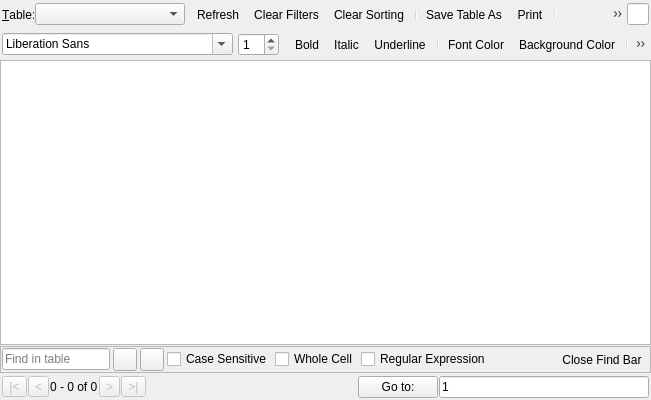
First picture: the form in src/TableBrowser.ui, repository sqlitebrowser/sqlitebrowser, before the edit.
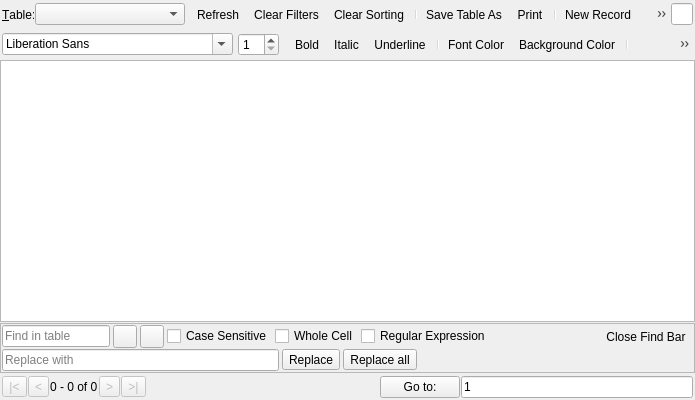
Second picture: the form after the edit. Icons and pictures are not drawn. Custom widgets are drawn as their Qt base class.

Commit message:
Add replace bar to Browse Data tab
This adds a replace bar to the already existing find bar in the Browse
Data tab. It allows the user to replace the matching text in a cell by
some other text.

See issue #1608.

Patch:
```diff
--- a/src/TableBrowser.ui
+++ b/src/TableBrowser.ui
@@ -6,7 +6,7 @@
    <rect>
     <x>0</x>
     <y>0</y>
-    <width>651</width>
+    <width>695</width>
     <height>400</height>
    </rect>
   </property>
@@ -86,6 +86,7 @@
        <addaction name="separator"/>
        <addaction name="actionToggleFormatToolbar"/>
        <addaction name="actionFind"/>
+       <addaction name="actionReplace"/>
       </widget>
      </item>
      <item>
@@ -200,7 +201,7 @@
      <property name="maximumSize">
       <size>
        <width>16777215</width>
-       <height>31</height>
+       <height>62</height>
       </size>
      </property>
      <property name="frameShape">
@@ -209,7 +210,10 @@
      <property name="frameShadow">
       <enum>QFrame::Raised</enum>
      </property>
-     <layout class="QGridLayout">
+     <layout class="QVBoxLayout">
+      <property name="spacing">
+       <number>1</number>
+      </property>
       <property name="leftMargin">
        <number>1</number>
       </property>
@@ -222,27 +226,41 @@
       <property name="bottomMargin">
        <number>1</number>
       </property>
+      <item>
+       <widget class="QWidget" name="widgetFind" native="true">
+        <layout class="QHBoxLayout" name="layoutFind">
       <property name="spacing">
        <number>3</number>
       </property>
-      <item row="0" column="2">
-       <widget class="QToolButton" name="buttonFindNext">
-        <property name="toolTip">
-         <string>Find next match [Enter, F3]</string>
+         <property name="leftMargin">
+          <number>0</number>
+         </property>
+         <property name="topMargin">
+          <number>0</number>
+         </property>
+         <property name="rightMargin">
+          <number>0</number>
+         </property>
+         <property name="bottomMargin">
+          <number>0</number>
+         </property>
+         <item>
+          <widget class="QLineEdit" name="editFindExpression">
+           <property name="contextMenuPolicy">
+            <enum>Qt::DefaultContextMenu</enum>
         </property>
         <property name="whatsThis">
-         <string>Find next match with wrapping</string>
-        </property>
-        <property name="icon">
-         <iconset resource="icons/icons.qrc">
-          <normaloff>:/icons/down</normaloff>:/icons/down</iconset>
-        </property>
-        <property name="shortcut">
-         <string>F3</string>
+            <string>Text pattern to find considering the checks in this frame</string>
+           </property>
+           <property name="placeholderText">
+            <string>Find in table</string>
+           </property>
+           <property name="clearButtonEnabled">
+            <bool>true</bool>
         </property>
        </widget>
       </item>
-      <item row="0" column="1">
+         <item>
        <widget class="QToolButton" name="buttonFindPrevious">
         <property name="toolTip">
          <string>Find previous match [Shift+F3]</string>
@@ -259,7 +277,44 @@
         </property>
        </widget>
       </item>
-      <item row="0" column="5">
+         <item>
+          <widget class="QToolButton" name="buttonFindNext">
+           <property name="toolTip">
+            <string>Find next match [Enter, F3]</string>
+           </property>
+           <property name="whatsThis">
+            <string>Find next match with wrapping</string>
+           </property>
+           <property name="icon">
+            <iconset resource="icons/icons.qrc">
+             <normaloff>:/icons/down</normaloff>:/icons/down</iconset>
+           </property>
+           <property name="shortcut">
+            <string>F3</string>
+           </property>
+          </widget>
+         </item>
+         <item>
+          <widget class="QCheckBox" name="checkFindCaseSensitive">
+           <property name="whatsThis">
+            <string>The found pattern must match in letter case</string>
+           </property>
+           <property name="text">
+            <string>Case Sensitive</string>
+           </property>
+          </widget>
+         </item>
+         <item>
+          <widget class="QCheckBox" name="checkFindWholeCell">
+           <property name="whatsThis">
+            <string>The found pattern must be a whole word</string>
+           </property>
+           <property name="text">
+            <string>Whole Cell</string>
+           </property>
+          </widget>
+         </item>
+         <item>
        <widget class="QCheckBox" name="checkFindRegEx">
         <property name="toolTip">
          <string>Interpret search pattern as a regular expression</string>
@@ -272,33 +327,20 @@
         </property>
        </widget>
       </item>
-      <item row="0" column="4">
-       <widget class="QCheckBox" name="checkFindWholeCell">
-        <property name="whatsThis">
-         <string>The found pattern must be a whole word</string>
-        </property>
-        <property name="text">
-         <string>Whole Cell</string>
-        </property>
-       </widget>
-      </item>
-      <item row="0" column="0">
-       <widget class="QLineEdit" name="editFindExpression">
-        <property name="contextMenuPolicy">
-         <enum>Qt::DefaultContextMenu</enum>
-        </property>
-        <property name="whatsThis">
-         <string>Text pattern to find considering the checks in this frame</string>
-        </property>
-        <property name="placeholderText">
-         <string>Find in table</string>
-        </property>
-        <property name="clearButtonEnabled">
-         <bool>true</bool>
-        </property>
-       </widget>
-      </item>
-      <item row="0" column="8">
+         <item>
+          <spacer name="horizontalSpacer_1">
+           <property name="orientation">
+            <enum>Qt::Horizontal</enum>
+           </property>
+           <property name="sizeHint" stdset="0">
+            <size>
+             <width>40</width>
+             <height>20</height>
+            </size>
+           </property>
+          </spacer>
+         </item>
+         <item>
        <widget class="QToolButton" name="buttonFindClose">
         <property name="toolTip">
          <string>Close Find Bar</string>
@@ -315,8 +357,65 @@
         </property>
        </widget>
       </item>
-      <item row="0" column="6">
-       <spacer name="horizontalSpacer_1">
+        </layout>
+       </widget>
+      </item>
+      <item>
+       <widget class="QWidget" name="widgetReplace" native="true">
+        <layout class="QHBoxLayout" name="layoutReplace">
+         <property name="spacing">
+          <number>3</number>
+         </property>
+         <property name="leftMargin">
+          <number>0</number>
+         </property>
+         <property name="topMargin">
+          <number>0</number>
+         </property>
+         <property name="rightMargin">
+          <number>0</number>
+         </property>
+         <property name="bottomMargin">
+          <number>0</number>
+         </property>
+         <item>
+          <widget class="QLineEdit" name="editReplaceExpression">
+           <property name="contextMenuPolicy">
+            <enum>Qt::DefaultContextMenu</enum>
+           </property>
+           <property name="whatsThis">
+            <string>Text to replace with</string>
+           </property>
+           <property name="placeholderText">
+            <string>Replace with</string>
+           </property>
+           <property name="clearButtonEnabled">
+            <bool>true</bool>
+           </property>
+          </widget>
+         </item>
+         <item>
+          <widget class="QToolButton" name="buttonReplaceNext">
+           <property name="toolTip">
+            <string>Replace next match</string>
+           </property>
+           <property name="text">
+            <string>Replace</string>
+           </property>
+          </widget>
+         </item>
+         <item>
+          <widget class="QToolButton" name="buttonReplaceAll">
+           <property name="toolTip">
+            <string>Replace all matches</string>
+           </property>
+           <property name="text">
+            <string>Replace all</string>
+           </property>
+          </widget>
+         </item>
+         <item>
+          <spacer name="horizontalSpacer_3">
         <property name="orientation">
          <enum>Qt::Horizontal</enum>
         </property>
@@ -328,14 +427,7 @@
         </property>
        </spacer>
       </item>
-      <item row="0" column="3">
-       <widget class="QCheckBox" name="checkFindCaseSensitive">
-        <property name="whatsThis">
-         <string>The found pattern must match in letter case</string>
-        </property>
-        <property name="text">
-         <string>Case Sensitive</string>
-        </property>
+        </layout>
        </widget>
       </item>
      </layout>
@@ -950,6 +1042,24 @@
     <string>Ctrl+Space</string>
    </property>
   </action>
+  <action name="actionReplace">
+   <property name="checkable">
+    <bool>true</bool>
+   </property>
+   <property name="icon">
+    <iconset resource="icons/icons.qrc">
+     <normaloff>:/icons/text_replace</normaloff>:/icons/text_replace</iconset>
+   </property>
+   <property name="text">
+    <string>Replace</string>
+   </property>
+   <property name="toolTip">
+    <string>Replace text in cells</string>
+   </property>
+   <property name="shortcut">
+    <string>Ctrl+H</string>
+   </property>
+  </action>
  </widget>
  <customwidgets>
   <customwidget>
```
Left out of the diff: 31 changed lines with no effect on the pictures. Lines whose indentation alone changed are shown as unchanged. The commit also changes 2 other files.
